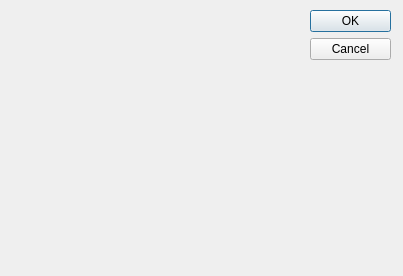
Old version of the form wndmedicrecord.ui in the repository kangaxx/MedicineDiary.
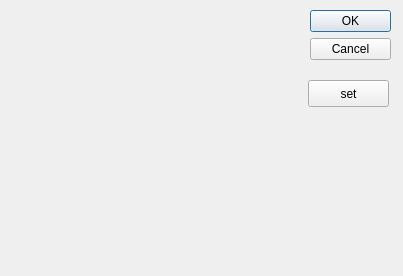
New version of the form.

Diff of the .ui file:
```diff
--- a/wndmedicrecord.ui
+++ b/wndmedicrecord.ui
@@ -32,6 +32,19 @@
     <set>QDialogButtonBox::Cancel|QDialogButtonBox::Ok</set>
    </property>
   </widget>
+  <widget class="QPushButton" name="btnTest">
+   <property name="geometry">
+    <rect>
+     <x>308</x>
+     <y>80</y>
+     <width>81</width>
+     <height>27</height>
+    </rect>
+   </property>
+   <property name="text">
+    <string>set</string>
+   </property>
+  </widget>
  </widget>
  <resources/>
  <connections>
```
Left out of the diff: 2 changed lines with no effect on the pictures.
